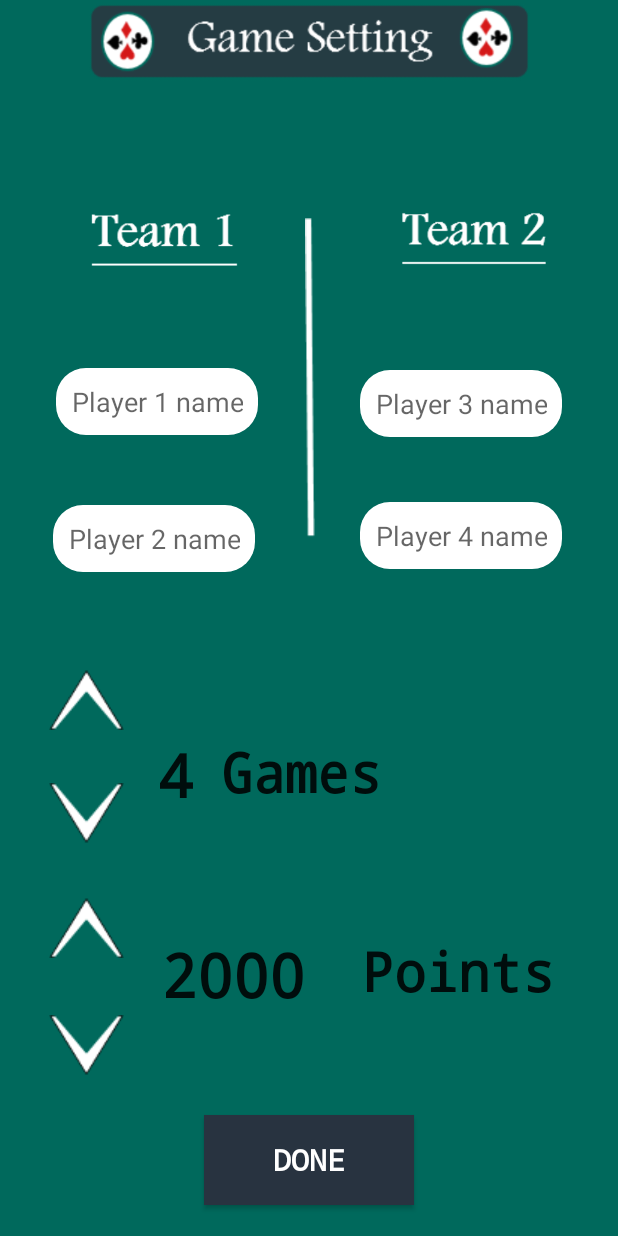
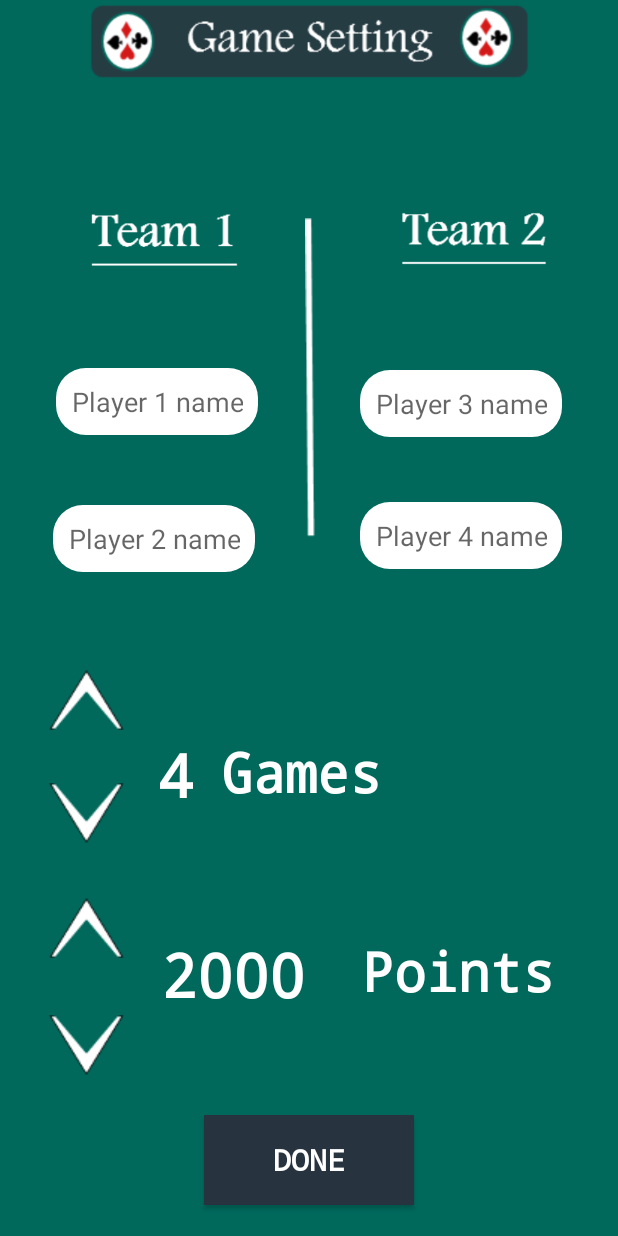
Before and after one commit to Binary-Team/Rachma-Android, an Android app: the BeloteSetting screen opened directly, with no data from a screen before it, after a tap on an icon or button, on a phone screen of 412 x 824 dp. Run offline under Robolectric (Android 15) with nearby library versions, the phone set to English and light mode, and no system bars.

Commit message:
Belote Setting : Number of Games Bug Correction

```diff
--- a/app/src/main/java/rachma/tn/team/binary/rachma/BeloteScoreBoard.java
+++ b/app/src/main/java/rachma/tn/team/binary/rachma/BeloteScoreBoard.java
@@ -2,7 +2,6 @@ package rachma.tn.team.binary.rachma;
 
 import android.os.Bundle;
 import android.support.v7.app.AppCompatActivity;
-
 public class BeloteScoreBoard extends AppCompatActivity {
 
     @Override
--- a/app/src/main/java/rachma/tn/team/binary/rachma/BeloteSetting.java
+++ b/app/src/main/java/rachma/tn/team/binary/rachma/BeloteSetting.java
@@ -42,7 +42,7 @@ public class BeloteSetting extends AppCompatActivity {
         increaseGamesNumber.setOnClickListener(new View.OnClickListener() {
             @Override
             public void onClick(View v) {
-                if (gamesNumber >= 1 && gamesNumber <= 5) {
+                if (gamesNumber >= 1 && gamesNumber < 5) {
                     gamesNumber++;
                 } else {
                     gamesNumber = 1;
@@ -54,7 +54,7 @@ public class BeloteSetting extends AppCompatActivity {
         decreaseGamesNumber.setOnClickListener(new View.OnClickListener() {
             @Override
             public void onClick(View v) {
-                if (gamesNumber >= 1 && gamesNumber <= 5) {
+                if (gamesNumber > 1 && gamesNumber <= 5) {
                     gamesNumber--;
                 } else {
                     gamesNumber = 5;
--- a/app/src/main/res/layout/activity_belote_setting.xml
+++ b/app/src/main/res/layout/activity_belote_setting.xml
@@ -223,6 +223,7 @@
         android:fontFamily="monospace"
         android:text="3"
         android:textAppearance="@style/TextAppearance.AppCompat.Body1"
+        android:textColor="@android:color/white"
         android:textSize="40sp"
         android:textStyle="bold"
         app:layout_constraintBottom_toBottomOf="parent"
@@ -243,6 +244,7 @@
         android:fontFamily="monospace"
         android:text="Games"
         android:textAppearance="@style/TextAppearance.AppCompat.Body2"
+        android:textColor="@android:color/white"
         android:textSize="36dp"
         android:textStyle="bold"
         app:layout_constraintBottom_toBottomOf="parent"
@@ -262,6 +264,7 @@
         android:fontFamily="monospace"
         android:text="2000"
         android:textAppearance="@style/TextAppearance.AppCompat.Body2"
+        android:textColor="@android:color/white"
         android:textSize="40sp"
         android:textStyle="bold"
         app:layout_constraintBottom_toBottomOf="parent"
@@ -301,6 +304,7 @@
         android:fontFamily="monospace"
         android:text="Points"
         android:textAppearance="@style/TextAppearance.AppCompat.Body2"
+        android:textColor="@android:color/white"
         android:textSize="36sp"
         android:textStyle="bold"
         app:layout_constraintBottom_toBottomOf="parent"
```
